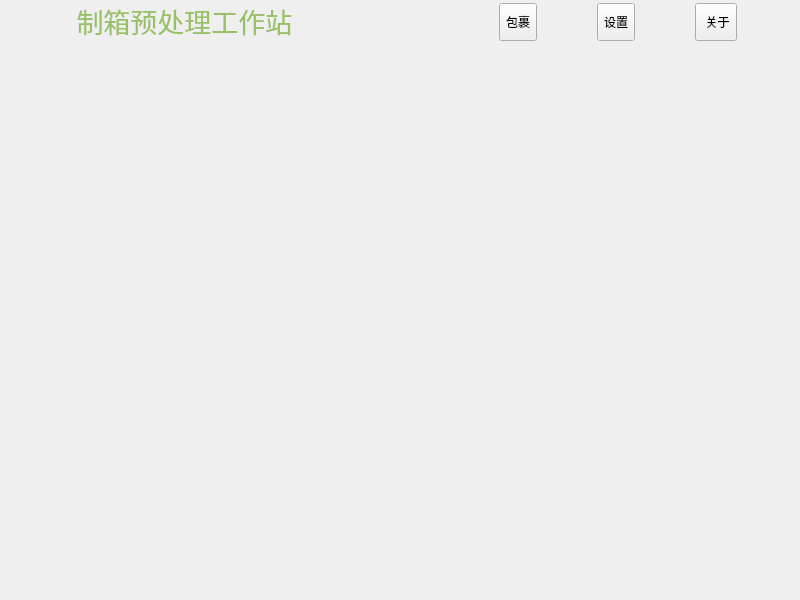
First picture: the form in ui/form/frmmain.ui, repository TomenMosaic/BPS, before the edit.
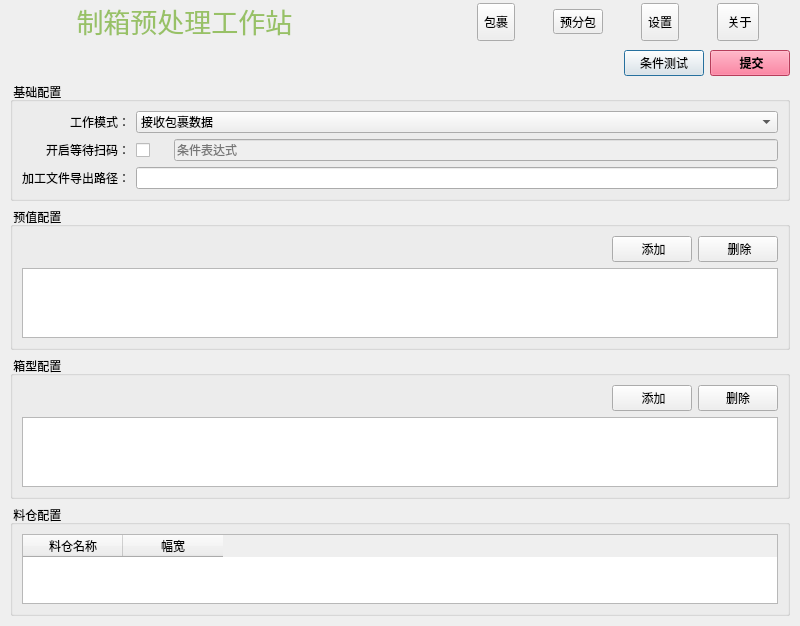
Second picture: the form after the edit. The open tabs and pages were chosen to show the change. Icons and pictures are not drawn.

The edit to the form file:
```diff
--- a/ui/form/frmmain.ui
+++ b/ui/form/frmmain.ui
@@ -171,6 +171,20 @@
            </property>
           </widget>
          </item>
+         <item>
+          <widget class="QToolButton" name="btnYFB">
+           <property name="text">
+            <string>预分包</string>
+           </property>
+           <property name="icon">
+            <iconset resource="../other/main.qrc">
+             <normaloff>:/image/board.svg</normaloff>:/image/board.svg</iconset>
+           </property>
+           <property name="toolButtonStyle">
+            <enum>Qt::ToolButtonTextUnderIcon</enum>
+           </property>
+          </widget>
+         </item>
          <item>
           <widget class="QToolButton" name="btnMenuConfig">
            <property name="sizePolicy">
@@ -380,7 +394,284 @@
       </layout>
      </widget>
      <widget class="QWidget" name="settings">
-      <layout class="QVBoxLayout" name="verticalLayout_5"/>
+      <layout class="QVBoxLayout" name="verticalLayout_5">
+       <item>
+        <layout class="QHBoxLayout" name="horizontalLayout_4">
+         <item>
+          <spacer name="horizontalSpacer_2">
+           <property name="orientation">
+            <enum>Qt::Horizontal</enum>
+           </property>
+           <property name="sizeHint" stdset="0">
+            <size>
+             <width>40</width>
+             <height>20</height>
+            </size>
+           </property>
+          </spacer>
+         </item>
+         <item>
+          <widget class="QPushButton" name="btnTestCondition">
+           <property name="text">
+            <string>条件测试</string>
+           </property>
+          </widget>
+         </item>
+         <item>
+          <widget class="QPushButton" name="btnSendConfiguration">
+           <property name="font">
+            <font>
+             <family>Microsoft YaHei UI</family>
+             <weight>75</weight>
+             <bold>true</bold>
+            </font>
+           </property>
+           <property name="styleSheet">
+            <string notr="true">border-color: rgb(255, 0, 0);
+background-color: rgb(255, 85, 127);</string>
+           </property>
+           <property name="text">
+            <string> 提交</string>
+           </property>
+          </widget>
+         </item>
+        </layout>
+       </item>
+       <item>
+        <widget class="QGroupBox" name="groupBox">
+         <property name="title">
+          <string> 基础配置</string>
+         </property>
+         <layout class="QGridLayout" name="gridLayout_2">
+          <item row="0" column="0">
+           <widget class="QLabel" name="label">
+            <property name="text">
+             <string>工作模式：</string>
+            </property>
+            <property name="alignment">
+             <set>Qt::AlignRight|Qt::AlignTrailing|Qt::AlignVCenter</set>
+            </property>
+           </widget>
+          </item>
+          <item row="0" column="1" colspan="2">
+           <widget class="QComboBox" name="cbWorkMode">
+            <property name="currentText">
+             <string>接收包裹数据</string>
+            </property>
+            <item>
+             <property name="text">
+              <string>接收包裹数据</string>
+             </property>
+            </item>
+            <item>
+             <property name="text">
+              <string>板件扫码</string>
+             </property>
+            </item>
+           </widget>
+          </item>
+          <item row="1" column="1">
+           <widget class="QCheckBox" name="isWaiting4Scan">
+            <property name="text">
+             <string>  </string>
+            </property>
+           </widget>
+          </item>
+          <item row="2" column="0">
+           <widget class="QLabel" name="label_5">
+            <property name="text">
+             <string>加工文件导出路径：</string>
+            </property>
+           </widget>
+          </item>
+          <item row="2" column="1" colspan="2">
+           <widget class="QLineEdit" name="txtHotFolderPath"/>
+          </item>
+          <item row="1" column="2">
+           <widget class="QLineEdit" name="txtWaiting4ScanCondition">
+            <property name="enabled">
+             <bool>false</bool>
+            </property>
+            <property name="placeholderText">
+             <string>条件表达式</string>
+            </property>
+           </widget>
+          </item>
+          <item row="1" column="0">
+           <widget class="QLabel" name="label_4">
+            <property name="text">
+             <string> 开启等待扫码：</string>
+            </property>
+            <property name="alignment">
+             <set>Qt::AlignRight|Qt::AlignTrailing|Qt::AlignVCenter</set>
+            </property>
+           </widget>
+          </item>
+         </layout>
+        </widget>
+       </item>
+       <item>
+        <widget class="QGroupBox" name="groupBox_2">
+         <property name="title">
+          <string> 预值配置</string>
+         </property>
+         <layout class="QVBoxLayout" name="verticalLayout_6">
+          <item>
+           <layout class="QHBoxLayout" name="horizontalLayout_5">
+            <item>
+             <spacer name="horizontalSpacer_3">
+              <property name="orientation">
+               <enum>Qt::Horizontal</enum>
+              </property>
+              <property name="sizeHint" stdset="0">
+               <size>
+                <width>40</width>
+                <height>20</height>
+               </size>
+              </property>
+             </spacer>
+            </item>
+            <item>
+             <widget class="QPushButton" name="btnInsert_AddValueCondition">
+              <property name="text">
+               <string> 添加</string>
+              </property>
+             </widget>
+            </item>
+            <item>
+             <widget class="QPushButton" name="btnRemove_AddValueCondition">
+              <property name="text">
+               <string> 删除</string>
+              </property>
+             </widget>
+            </item>
+           </layout>
+          </item>
+          <item>
+           <widget class="QTableView" name="tbAddValueConditions"/>
+          </item>
+         </layout>
+        </widget>
+       </item>
+       <item>
+        <widget class="QGroupBox" name="groupBox_3">
+         <property name="title">
+          <string> 箱型配置</string>
+         </property>
+         <layout class="QVBoxLayout" name="verticalLayout_7">
+          <item>
+           <layout class="QHBoxLayout" name="horizontalLayout_6">
+            <item>
+             <spacer name="horizontalSpacer_4">
+              <property name="orientation">
+               <enum>Qt::Horizontal</enum>
+              </property>
+              <property name="sizeHint" stdset="0">
+               <size>
+                <width>40</width>
+                <height>20</height>
+               </size>
+              </property>
+             </spacer>
+            </item>
+            <item>
+             <widget class="QPushButton" name="btnInsert_PackTemplateCondition">
+              <property name="text">
+               <string> 添加</string>
+              </property>
+             </widget>
+            </item>
+            <item>
+             <widget class="QPushButton" name="btnRemove_PackTemplateCondition">
+              <property name="text">
+               <string>删除</string>
+              </property>
+             </widget>
+            </item>
+           </layout>
+          </item>
+          <item>
+           <widget class="QTableView" name="tbBoxConditions"/>
+          </item>
+         </layout>
+        </widget>
+       </item>
+       <item>
+        <widget class="QGroupBox" name="groupBox_4">
+         <property name="title">
+          <string> 料仓配置</string>
+         </property>
+         <layout class="QVBoxLayout" name="verticalLayout_10">
+          <item>
+           <widget class="QTableWidget" name="tableWidget_3">
+            <column>
+             <property name="text">
+              <string>料仓名称</string>
+             </property>
+            </column>
+            <column>
+             <property name="text">
+              <string>幅宽</string>
+             </property>
+            </column>
+           </widget>
+          </item>
+         </layout>
+        </widget>
+       </item>
+      </layout>
+     </widget>
+     <widget class="QWidget" name="yfb">
+      <layout class="QVBoxLayout" name="verticalLayout_4">
+       <item>
+        <layout class="QHBoxLayout" name="horizontalLayout">
+         <item>
+          <spacer name="horizontalSpacer">
+           <property name="orientation">
+            <enum>Qt::Horizontal</enum>
+           </property>
+           <property name="sizeHint" stdset="0">
+            <size>
+             <width>40</width>
+             <height>20</height>
+            </size>
+           </property>
+          </spacer>
+         </item>
+         <item>
+          <widget class="QPushButton" name="pushButton">
+           <property name="text">
+            <string>导入数据</string>
+           </property>
+          </widget>
+         </item>
+         <item>
+          <widget class="QPushButton" name="pushButton_2">
+           <property name="text">
+            <string>计算</string>
+           </property>
+          </widget>
+         </item>
+        </layout>
+       </item>
+       <item>
+        <widget class="QTabWidget" name="tabWidget">
+         <property name="currentIndex">
+          <number>0</number>
+         </property>
+         <widget class="QWidget" name="tab">
+          <attribute name="title">
+           <string>导入数据</string>
+          </attribute>
+         </widget>
+         <widget class="QWidget" name="tab_2">
+          <attribute name="title">
+           <string>计算结果</string>
+          </attribute>
+         </widget>
+        </widget>
+       </item>
+      </layout>
      </widget>
      <widget class="QWidget" name="about">
       <layout class="QVBoxLayout" name="verticalLayout_8">
```
Left out of the diff: 2 changed lines with no effect on the pictures.
